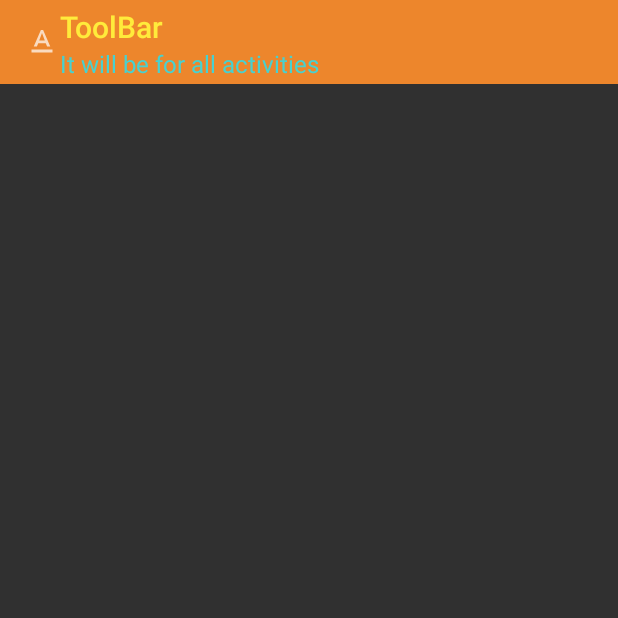
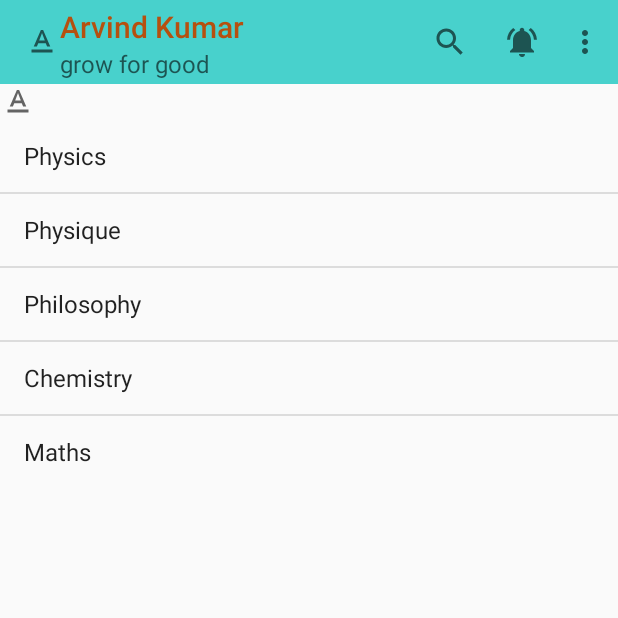
Before and after one commit to arvindkr7/AndroidDevelopment, an Android app: the screen it shows after launch (P3Toolbar), on a phone screen of 412 x 824 dp, the top half of it. Run offline under Robolectric (Android 15) with nearby library versions, the phone set to English and light mode, and no system bars.

Commit message:
searchview and listview implemented. perfectly working

```diff
--- a/cse225Practicals/app/build.gradle
+++ b/cse225Practicals/app/build.gradle
@@ -23,6 +23,7 @@ android {
 }
 
 dependencies {
+
     implementation fileTree(dir: "libs", include: ["*.jar"])
     implementation 'androidx.appcompat:appcompat:1.2.0'
     implementation 'androidx.constraintlayout:constraintlayout:2.0.4'
@@ -30,4 +31,8 @@ dependencies {
     androidTestImplementation 'androidx.test.ext:junit:1.1.2'
     androidTestImplementation 'androidx.test.espresso:espresso-core:3.3.0'
     implementation 'com.google.android.material:material:1.0.0-rc01'
+    implementation 'androidx.appcompat:appcompat:1.0.0'
+
+
+
 }
--- a/cse225Practicals/app/src/main/AndroidManifest.xml
+++ b/cse225Practicals/app/src/main/AndroidManifest.xml
@@ -9,8 +9,8 @@
         android:roundIcon="@mipmap/ic_launcher_round"
         android:supportsRtl="true"
         android:theme="@style/AppTheme">
-        <activity android:name=".p2HorizontalScrollView"></activity>
-        <activity android:name=".MainActivity" />
+        <activity android:name=".MainActivity"></activity>
+        <activity android:name=".p2HorizontalScrollView" />
         <activity android:name=".P3Toolbar">
             <intent-filter>
                 <action android:name="android.intent.action.MAIN" />
--- a/cse225Practicals/app/src/main/java/com/example/cse225practicals/P3Toolbar.java
+++ b/cse225Practicals/app/src/main/java/com/example/cse225practicals/P3Toolbar.java
@@ -1,26 +1,53 @@
 package com.example.cse225practicals;
 
 import androidx.appcompat.app.AppCompatActivity;
+import androidx.appcompat.widget.Toolbar;
 
 import android.os.Bundle;
 import android.view.Menu;
-import android.widget.Toolbar;
+import android.view.MenuItem;
+import android.widget.ArrayAdapter;
+import android.widget.ListView;
+import android.widget.SearchView;
 
     public class P3Toolbar extends AppCompatActivity {
-
+        ArrayAdapter ad;
         @Override
         protected void onCreate(Bundle savedInstanceState) {
             super.onCreate(savedInstanceState);
             setContentView(R.layout.activity_p3_toolbar);
-        Toolbar tb= findViewById(R.id.tb1);
-        setActionBar(tb);
+            Toolbar tb=findViewById(R.id.tb1);
+            setSupportActionBar(tb);
+            ListView lv1 = findViewById(R.id.lv1);
+            String course[]={"Physics","Physique","Philosophy" ,"Chemistry", "Maths"};
+            ad = new ArrayAdapter(this, android.R.layout.simple_list_item_1,course);
+            lv1.setAdapter(ad);
+
 
 
         }
 
+
+
         @Override
         public boolean onCreateOptionsMenu(Menu menu) {
             getMenuInflater().inflate(R.menu.mymenu, menu);
+            MenuItem mSearch = menu.findItem(R.id.search_bar);
+            SearchView msv = (SearchView)mSearch.getActionView();
+            msv.setQueryHint("Enter a course");
+            msv.setOnQueryTextListener(new SearchView.OnQueryTextListener() {
+                @Override
+                public boolean onQueryTextSubmit(String s) {
+                    return false;
+                }
+
+                @Override
+                public boolean onQueryTextChange(String s) {
+                    ad.getFilter().filter(s);
+                    return true;
+                }
+            });
+
             return super.onCreateOptionsMenu(menu);
         }
 
--- /dev/null
+++ b/cse225Practicals/app/src/main/res/drawable/ic_baseline_notifications_active_24.xml
@@ -0,0 +1,10 @@
+<vector xmlns:android="http://schemas.android.com/apk/res/android"
+    android:width="24dp"
+    android:height="24dp"
+    android:viewportWidth="24"
+    android:viewportHeight="24"
+    android:tint="?attr/colorControlNormal">
+  <path
+      android:fillColor="@android:color/white"
+      android:pathData="M7.58,4.08L6.15,2.65C3.75,4.48 2.17,7.3 2.03,10.5h2c0.15,-2.65 1.51,-4.97 3.55,-6.42zM19.97,10.5h2c-0.15,-3.2 -1.73,-6.02 -4.12,-7.85l-1.42,1.43c2.02,1.45 3.39,3.77 3.54,6.42zM18,11c0,-3.07 -1.64,-5.64 -4.5,-6.32L13.5,4c0,-0.83 -0.67,-1.5 -1.5,-1.5s-1.5,0.67 -1.5,1.5v0.68C7.63,5.36 6,7.92 6,11v5l-2,2v1h16v-1l-2,-2v-5zM12,22c0.14,0 0.27,-0.01 0.4,-0.04 0.65,-0.14 1.18,-0.58 1.44,-1.18 0.1,-0.24 0.15,-0.5 0.15,-0.78h-4c0.01,1.1 0.9,2 2.01,2z"/>
+</vector>
--- a/cse225Practicals/app/src/main/res/layout/activity_p3_toolbar.xml
+++ b/cse225Practicals/app/src/main/res/layout/activity_p3_toolbar.xml
@@ -4,17 +4,31 @@
     xmlns:tools="http://schemas.android.com/tools"
     android:layout_width="match_parent"
     android:layout_height="match_parent"
-    tools:context=".P3Toolbar">
+    android:fitsSystemWindows="true"
+    tools:context=".P3Toolbar"
+    android:orientation="vertical">
     <androidx.appcompat.widget.Toolbar
         android:id="@+id/tb1"
         android:layout_width="match_parent"
         android:layout_height="wrap_content"
-        android:background="#ED862C"
         app:logo="@drawable/ic_baseline_text_format_24"
-        app:title="ToolBar"
-        app:titleTextColor="#FFEB3B"
-        app:subtitle="It will be for all activities"
-        app:subtitleTextColor="#48d1cf"
-        />
+        app:title="Arvind Kumar"
+        app:subtitle="grow for good"
+        app:titleTextColor="#b6500f"
+        android:background="#48d1cc"></androidx.appcompat.widget.Toolbar>
+
+
+  <ImageView
+      android:layout_width="wrap_content"
+      android:layout_height="wrap_content"
+      android:src="@drawable/ic_baseline_text_format_24"
+      android:layout_gravity="center_vertical"
+      >
+
+  </ImageView>
+    <ListView
+        android:id="@+id/lv1"
+        android:layout_width="match_parent"
+        android:layout_height="wrap_content"></ListView>
 
 </LinearLayout>
--- a/cse225Practicals/app/src/main/res/menu/mymenu.xml
+++ b/cse225Practicals/app/src/main/res/menu/mymenu.xml
@@ -1,9 +1,20 @@
 <?xml version="1.0" encoding="utf-8"?>
 <menu xmlns:android="http://schemas.android.com/apk/res/android"
     xmlns:app="http://schemas.android.com/apk/res-auto">
-    <item android:title="setting">Setting</item>
-    <item android:title="search">Search</item>
-    <item android:title="notification">Notification</item>
-    <item android:title="account">Account</item>
+    <item android:title="setting"
+        app:showAsAction="collapseActionView"
+        >Setting</item>
+    <item android:title="search"
+        android:id="@+id/search_bar"
+        app:actionViewClass="android.widget.SearchView"
+        app:showAsAction="always"
+        >Search</item>
+    <item android:title="notification"
+        android:icon="@drawable/ic_baseline_notifications_active_24"
+        app:showAsAction="ifRoom"
+        >Notification</item>
+    <item android:title="account"
+        app:showAsAction="ifRoom"
+        >Account</item>
 
 </menu>
--- a/cse225Practicals/app/src/main/res/values/styles.xml
+++ b/cse225Practicals/app/src/main/res/values/styles.xml
@@ -1,6 +1,6 @@
 <resources>
     <!-- Base application theme. -->
-    <style name="AppTheme" parent="Theme.AppCompat.NoActionBar">
+    <style name="AppTheme" parent="Theme.AppCompat.Light.NoActionBar">
         <!-- Customize your theme here. -->
         <item name="colorPrimary">@color/colorPrimary</item>
         <item name="colorPrimaryDark">@color/colorPrimaryDark</item>
--- a/cse225Practicals/build.gradle
+++ b/cse225Practicals/build.gradle
@@ -6,6 +6,8 @@ buildscript {
     }
     dependencies {
         classpath "com.android.tools.build:gradle:4.0.1"
+
+
 
 
         // NOTE: Do not place your application dependencies here; they belong
```
Lines whose indentation alone changed are shown as unchanged.
